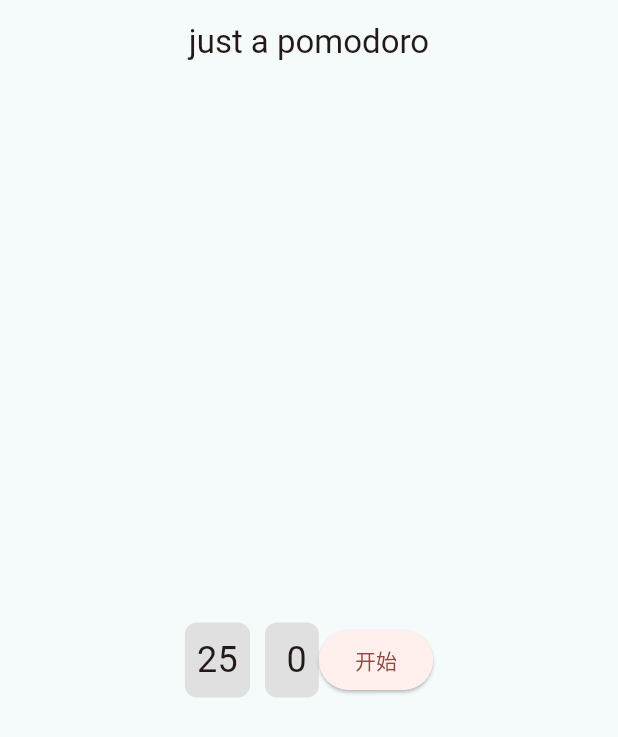
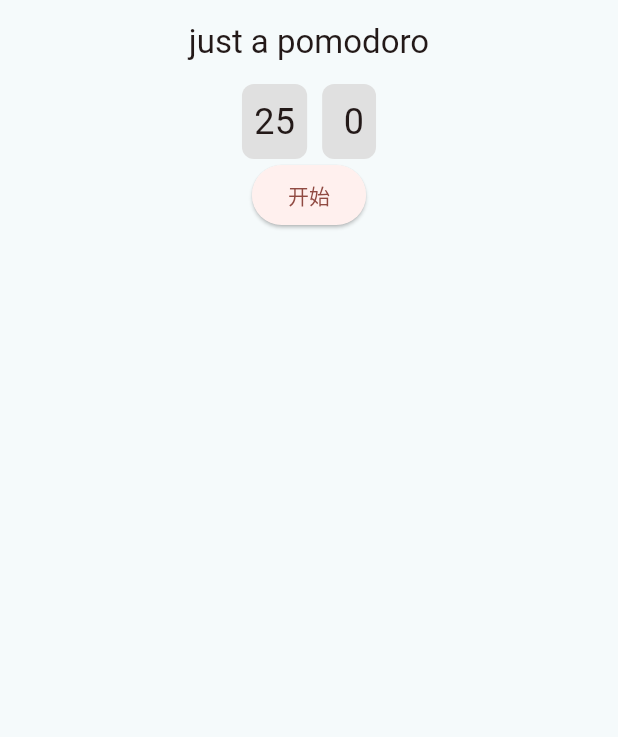
Before and after one commit to HypnosCicero/just_a_pomodoro, a Flutter app: the screen it shows after launch, on a phone screen of 412 x 824 dp. Shown: the top 737 px of the screen. Run offline on Flutter 3.47's test engine with Material 3 defaults, Android fonts, the phone set to English and light mode, and no system bars.

Commit message:
feat(main):Change the button to a new line.

```diff
--- a/lib/main.dart
+++ b/lib/main.dart
@@ -37,7 +37,7 @@ class HomePage extends StatelessWidget {
           child: Text("just a pomodoro")
           ),
       ),
-      body: Center(child: ClockBlock(),),
+      body: ClockBlock(),
       backgroundColor: backgroundColorScheme.background,
     );
   }
@@ -61,7 +61,6 @@ class _ClockBlockState extends State<ClockBlock> {
     super.initState();
     _minutes = _minutesArray[0];
     _arrayIndex = 0;
-    //_startTimer();
   }
   @override
   void dispose() {
@@ -88,19 +87,26 @@ class _ClockBlockState extends State<ClockBlock> {
 
   @override
   Widget build(BuildContext context) {
-    return Row(
+    return Column(
+      children: [
+        Center(
+          child: Row (
             mainAxisAlignment: MainAxisAlignment.center,
             children: [
               ClockWidget(value: _minutes),
               SizedBox(width: 10),
-        ClockWidget(value: _seconds),
-        ElevatedButton(
+              ClockWidget(value: _seconds)
+            ]
+          ),
+        ),
+        Center(
+          child: ElevatedButton (
             onPressed: () {
               _startTimer();
               },
             child: Text("开始")
           ),
-
+        ),
       ],
     );
   }
```
Lines whose indentation alone changed are shown as unchanged.
